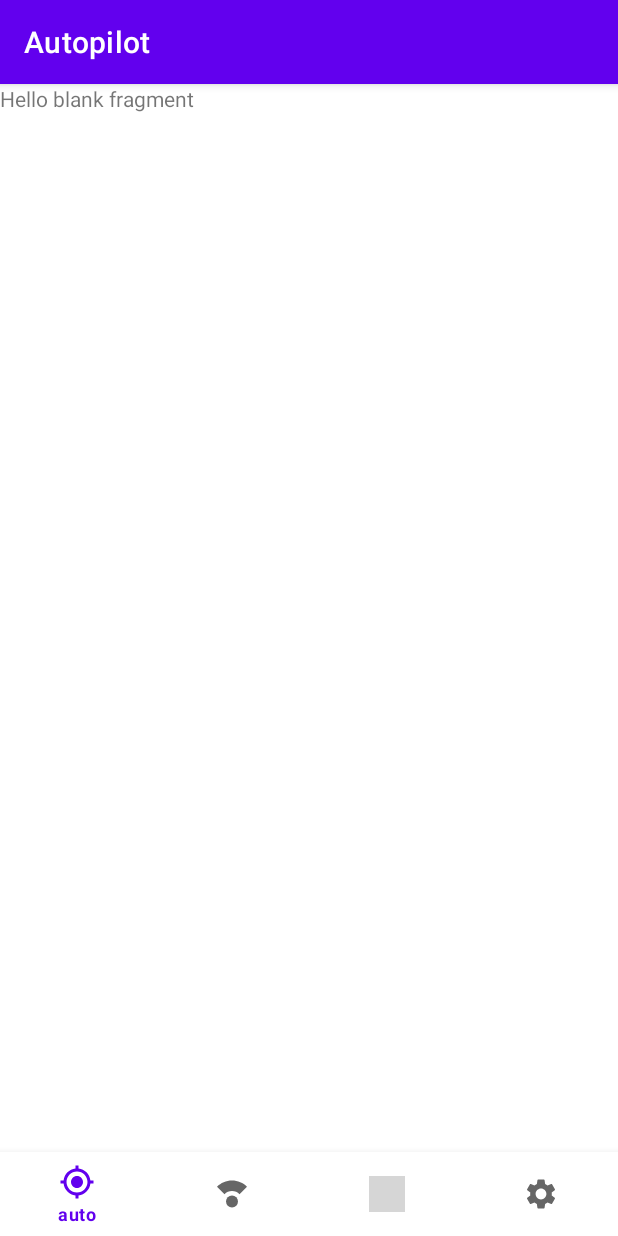
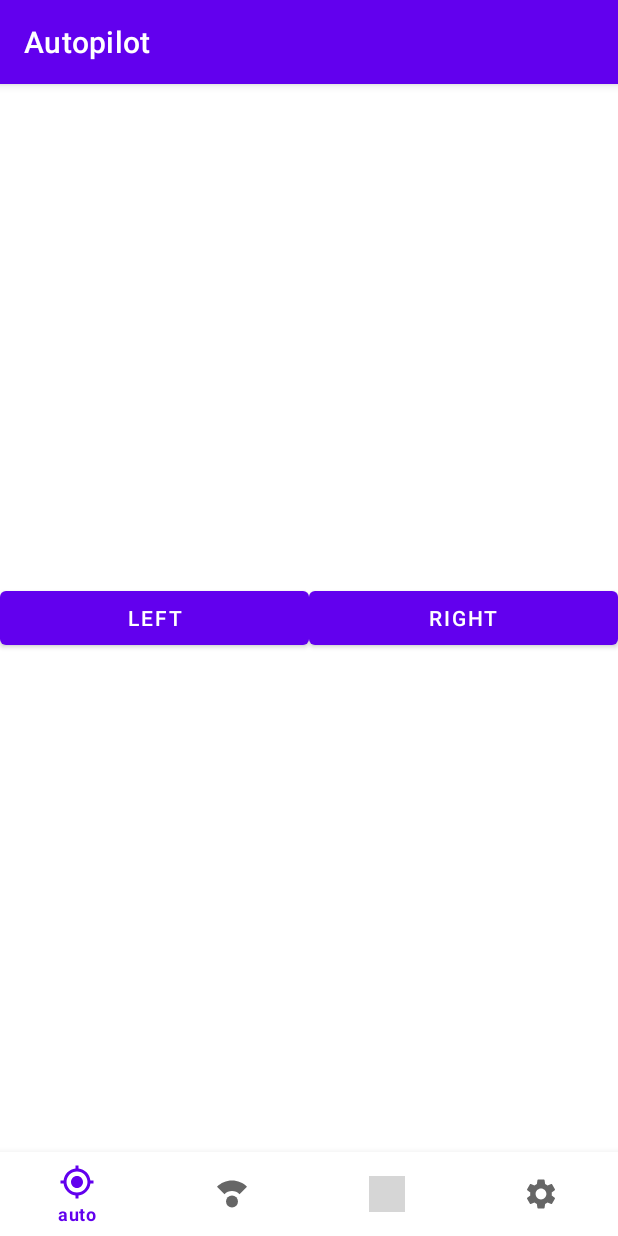
Before and after one commit to dinccey/autopilot, an Android app: the fragment ManualFragment placed in its activity, on a phone screen of 412 x 824 dp. Run offline under Robolectric (Android 15) with nearby library versions, the phone set to English and light mode, and no system bars; grey boxes are pictures that could not be loaded.

Commit message:
Implemented manual mode

```diff
--- a/Android/app/src/main/java/com/vaslim/autopilot/AutopilotThread.java
+++ b/Android/app/src/main/java/com/vaslim/autopilot/AutopilotThread.java
@@ -5,9 +5,9 @@ import com.vaslim.autopilot.fragments.AutopilotFragment;
 public class AutopilotThread extends Thread{
 
     public static final double NORMALIZER = 500;
-    private static final double CYCLE_SLEEP = 100;
+    private static final double CYCLE_SLEEP = 00;
     private static final double DEVIATION_THRESHOLD = 0.7;
-    private static final long MAX_SMALL_TURN_TOTAL = 1200;
+    private static final long MAX_SMALL_TURN_TOTAL = 900;
     public static final int SMALL_CORRECTION_MILISECONDS = 300;
     public static final long TIMEOUT_MILLISECONDS = 7000;
 
@@ -20,6 +20,7 @@ public class AutopilotThread extends Thread{
     public volatile boolean running = true;
     private boolean maxTurn = false;
     private int allowedMaxDeviation = 0;
+    private char currentTurn;
 
 
     public AutopilotThread() {
@@ -41,10 +42,10 @@ public class AutopilotThread extends Thread{
                 targetBearing = SharedData.targetBearing;
                 currentBearing = SharedData.currentBearing;
                 sensitivity = SharedData.sensitivity;
-                long maxLengthOfTurn = (long) (sensitivity *NORMALIZER);
+                long maxLengthOfTurn = (long) (3*SMALL_CORRECTION_MILISECONDS);
                 allowedMaxDeviation = sensitivity + 5;
                 calculateTurn(targetBearing,currentBearing);
-                System.out.println("BEARING: "+currentBearing + " TARGET: "+targetBearing);
+                System.out.println("BEARING: "+currentBearing + " TARGET: "+targetBearing + "TURN: "+currentTurn+" "+timeDifference);
 
                 rudderControl(sensitivity, maxLengthOfTurn);
 
@@ -56,7 +57,7 @@ public class AutopilotThread extends Thread{
 
     private void rudderControl(int sensitivity, long maxLengthOfTurn) {
         //TIMEOUT
-        if(committedTurn!=null && turnStartTime+TIMEOUT_MILLISECONDS<=System.currentTimeMillis()){
+        if(maxTurn && committedTurn!=null && turnStartTime+TIMEOUT_MILLISECONDS<=System.currentTimeMillis()){
             committedTurn=null;
             returningRudder=false;
             smallTurnMiliseconds = 0;
@@ -71,7 +72,7 @@ public class AutopilotThread extends Thread{
         }
         //IF NOT CORRECTING AND NEEDS CORrECTiNG
         else if(committedTurn ==  null  && turn.offsetDegrees > allowedMaxDeviation){
-            //doBiggerCorrection();
+            doBiggerCorrection();
         }
         //IF CORRECTING AND SHOULD START RETURNING RUDDER TO NEUTRAL
         else if(committedTurn != null && !returningRudder && turn.offsetDegrees < allowedMaxDeviation){
@@ -92,16 +93,19 @@ public class AutopilotThread extends Thread{
         timeDifference = maxLengthOfTurn;
         timeDifference = reverseTimeCalculate(timeDifference, sensitivity);
         sendToController(turn.getStopChar());
+        currentTurn = turn.getStopChar();
         maxTurn = true;
         System.out.println("CORRECTING------MAX TURN------");
     }
 
     private void doEndReturnRudder() {
         sendToController(turn.getStopChar());
+        currentTurn = turn.getStopChar();
         System.out.println("END--------------");
         committedTurn = null; //the current commited turn has completed
         returningRudder = false;
         smallTurnMiliseconds = 0; //RESET small turns cummulative value
+        timeDifference = 0;
     }
 
     private void doReturnRudderFromBiggerCorrection(int sensitivity) {
@@ -111,6 +115,7 @@ public class AutopilotThread extends Thread{
             timeDifference = reverseTimeCalculate(timeDifference, sensitivity);
         }
         sendToController(committedTurn.getReverseChar()); //reverse turning direction
+        currentTurn = committedTurn.getReverseChar();
         turnStartTime = System.currentTimeMillis(); //get time when started turning
         returningRudder = true; //started returning rudder
         System.out.println("RETURN------"+committedTurn.getReverseChar()+"------");
@@ -119,6 +124,7 @@ public class AutopilotThread extends Thread{
     private void doBiggerCorrection() {
         committedTurn = new Turn(turn.direction,turn.offsetDegrees);
         sendToController(committedTurn.getTurnChar());
+        currentTurn = turn.getTurnChar();
         turnStartTime = System.currentTimeMillis();
         timeDifference = 0;
         System.out.println("------"+committedTurn.getTurnChar()+"------");
@@ -126,8 +132,11 @@ public class AutopilotThread extends Thread{
 
     private void doSmallCorrection() {
         sendToController(turn.getTurnChar());
+        currentTurn = turn.getTurnChar();
         sleepMilliseconds(SMALL_CORRECTION_MILISECONDS);
         sendToController(turn.getStopChar());
+        currentTurn = turn.getStopChar();
+        timeDifference = 0;
         if(turn.getTurnChar() == Turn.CHAR_TURN_LEFT && turn.offsetDegrees>allowedMaxDeviation-5){
             smallTurnMiliseconds-=SMALL_CORRECTION_MILISECONDS;
         }
@@ -146,7 +155,7 @@ public class AutopilotThread extends Thread{
     }
 
     private void sleepMilliseconds(double value) {
-        System.out.println("SLEEP: "+value+" ms");
+        //System.out.println("SLEEP: "+value+" ms");
         try {
             sleep((long) value);
         } catch (InterruptedException e) {
--- a/Android/app/src/main/java/com/vaslim/autopilot/Turn.java
+++ b/Android/app/src/main/java/com/vaslim/autopilot/Turn.java
@@ -3,7 +3,8 @@ package com.vaslim.autopilot;
 public class Turn {
     public enum Direction {
         LEFT,
-        RIGHT
+        RIGHT,
+        NONE
     }
 
     public static final char CHAR_TURN_LEFT = 'L';
--- a/Android/app/src/main/java/com/vaslim/autopilot/fragments/ManualFragment.java
+++ b/Android/app/src/main/java/com/vaslim/autopilot/fragments/ManualFragment.java
@@ -5,10 +5,14 @@ import android.os.Bundle;
 import androidx.fragment.app.Fragment;
 
 import android.view.LayoutInflater;
+import android.view.MotionEvent;
 import android.view.View;
 import android.view.ViewGroup;
+import android.widget.Button;
 
+import com.vaslim.autopilot.MainActivity;
 import com.vaslim.autopilot.R;
+import com.vaslim.autopilot.Turn;
 
 /**
  * A simple {@link Fragment} subclass.
@@ -17,14 +21,7 @@ import com.vaslim.autopilot.R;
  */
 public class ManualFragment extends Fragment {
 
-    // TODO: Rename parameter arguments, choose names that match
-    // the fragment initialization parameters, e.g. ARG_ITEM_NUMBER
-    private static final String ARG_PARAM1 = "param1";
-    private static final String ARG_PARAM2 = "param2";
 
-    // TODO: Rename and change types of parameters
-    private String mParam1;
-    private String mParam2;
 
     public ManualFragment() {
         // Required empty public constructor
@@ -42,8 +39,6 @@ public class ManualFragment extends Fragment {
     public static ManualFragment newInstance(String param1, String param2) {
         ManualFragment fragment = new ManualFragment();
         Bundle args = new Bundle();
-        args.putString(ARG_PARAM1, param1);
-        args.putString(ARG_PARAM2, param2);
         fragment.setArguments(args);
         return fragment;
     }
@@ -51,16 +46,42 @@ public class ManualFragment extends Fragment {
     @Override
     public void onCreate(Bundle savedInstanceState) {
         super.onCreate(savedInstanceState);
-        if (getArguments() != null) {
-            mParam1 = getArguments().getString(ARG_PARAM1);
-            mParam2 = getArguments().getString(ARG_PARAM2);
-        }
+
     }
 
     @Override
     public View onCreateView(LayoutInflater inflater, ViewGroup container,
                              Bundle savedInstanceState) {
         // Inflate the layout for this fragment
-        return inflater.inflate(R.layout.fragment_manual, container, false);
+        View view = inflater.inflate(R.layout.fragment_manual, container, false);
+        Button buttonLeft = view.findViewById(R.id.button_left);
+        Button buttonRight = view.findViewById(R.id.button_right);
+        buttonLeft.setOnTouchListener(new View.OnTouchListener() {
+            @Override
+            public boolean onTouch(View view, MotionEvent motionEvent) {
+                switch (motionEvent.getAction()){
+                    case MotionEvent.ACTION_DOWN: {sendToController(Turn.CHAR_TURN_LEFT); return true;}
+                    case MotionEvent.ACTION_UP: {sendToController(Turn.CHAR_TURN_STOP); return true;}
+                }
+                return false;
+            }
+        });
+        buttonRight.setOnTouchListener(new View.OnTouchListener() {
+            @Override
+            public boolean onTouch(View view, MotionEvent motionEvent) {
+                switch (motionEvent.getAction()){
+                    case MotionEvent.ACTION_DOWN: {sendToController(Turn.CHAR_TURN_RIGHT); return true;}
+                    case MotionEvent.ACTION_UP: {sendToController(Turn.CHAR_TURN_STOP); return true;}
+                }
+                return false;
+            }
+        });
+
+        return view;
+    }
+
+    private void sendToController(char command) {
+        System.out.println("COMMAND "+command);
+        MainActivity.ardutooth.sendChar(command);
     }
 }
--- a/Android/app/src/main/res/layout/fragment_manual.xml
+++ b/Android/app/src/main/res/layout/fragment_manual.xml
@@ -1,14 +1,27 @@
 <?xml version="1.0" encoding="utf-8"?>
-<FrameLayout xmlns:android="http://schemas.android.com/apk/res/android"
+<LinearLayout xmlns:android="http://schemas.android.com/apk/res/android"
     xmlns:tools="http://schemas.android.com/tools"
     android:layout_width="match_parent"
     android:layout_height="match_parent"
     tools:context=".fragments.ManualFragment">
 
-    <!-- TODO: Update blank fragment layout -->
-    <TextView
-        android:layout_width="match_parent"
-        android:layout_height="match_parent"
-        android:text="@string/hello_blank_fragment" />
 
-</FrameLayout>
+    <Button
+        android:id="@+id/button_left"
+        android:layout_width="0dp"
+        android:layout_height="wrap_content"
+        android:layout_gravity="center"
+        android:layout_weight="1"
+
+
+        android:text="@string/left" />
+
+    <Button
+        android:id="@+id/button_right"
+        android:layout_width="0dp"
+        android:layout_height="wrap_content"
+        android:layout_gravity="center"
+        android:layout_weight="1"
+        android:text="@string/right" />
+
+</LinearLayout>
--- a/Android/app/src/main/res/values/strings.xml
+++ b/Android/app/src/main/res/values/strings.xml
@@ -25,4 +25,6 @@
     <string name="sotw_northwest">NW</string>
     <string name="sotw_southeast">SE</string>
     <string name="sotw_southwest">SW</string>
+    <string name="left">LEFT</string>
+    <string name="right">RIGHT</string>
 </resources>
```
